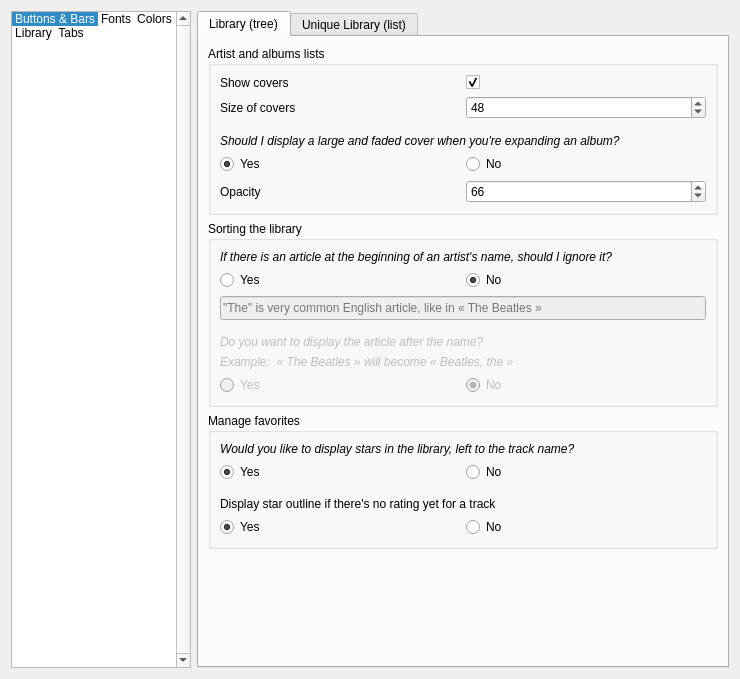
Old version of the form src/Player/customizetheme.ui in the repository MBach/Miam-Player.
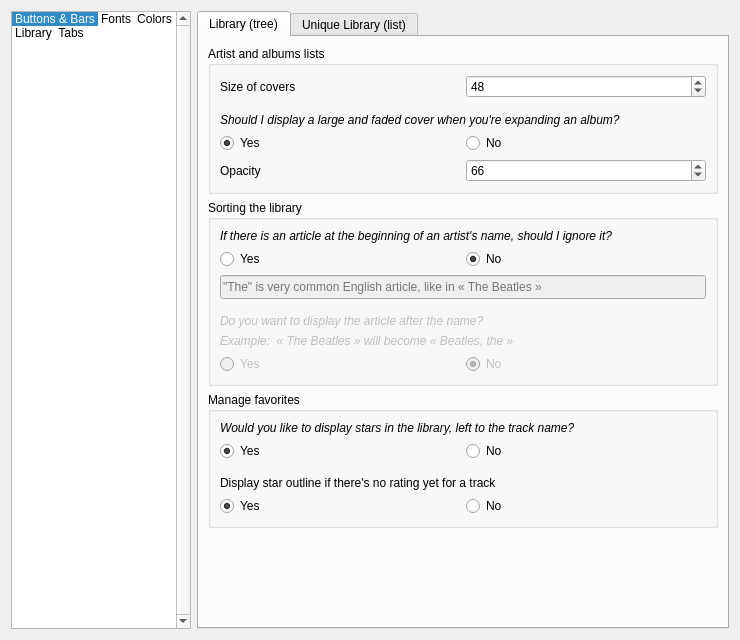
New version of the form. The open tabs and pages were chosen to show the change. Icons and pictures are not drawn. Custom widgets are drawn as their Qt base class.

The edit to the form file:
```diff
--- a/src/Player/customizetheme.ui
+++ b/src/Player/customizetheme.ui
@@ -7,7 +7,7 @@
     <x>0</x>
     <y>0</y>
     <width>740</width>
-    <height>679</height>
+    <height>640</height>
    </rect>
   </property>
   <property name="windowTitle">
@@ -1467,40 +1467,19 @@
           </property>
           <layout class="QVBoxLayout" name="verticalLayout_6">
            <item>
-            <layout class="QHBoxLayout" name="horizontalLayout_2">
-             <item>
-              <widget class="QLabel" name="labelDisplayCovers">
-               <property name="text">
-                <string>Show covers</string>
-               </property>
-              </widget>
-             </item>
-             <item>
-              <widget class="QCheckBox" name="checkBoxDisplayCovers">
-               <property name="text">
-                <string/>
-               </property>
-               <property name="checked">
-                <bool>true</bool>
-               </property>
-              </widget>
-             </item>
-            </layout>
-           </item>
-           <item>
-            <layout class="QHBoxLayout" name="horizontalLayout_5">
+            <layout class="QGridLayout" name="gridLayout_7">
              <property name="bottomMargin">
               <number>9</number>
              </property>
-             <item>
-              <widget class="QLabel" name="labelCoverSize">
+             <item row="0" column="0">
+              <widget class="QLabel" name="labelCoverSizeLibraryTree">
                <property name="text">
                 <string>Size of covers</string>
                </property>
               </widget>
              </item>
-             <item>
-              <widget class="QSpinBox" name="spinBoxCoverSize">
+             <item row="0" column="1">
+              <widget class="QSpinBox" name="spinBoxCoverSizeLibraryTree">
                <property name="minimum">
                 <number>24</number>
                </property>
```
Left out of the diff: 74 changed lines with no effect on the pictures.
